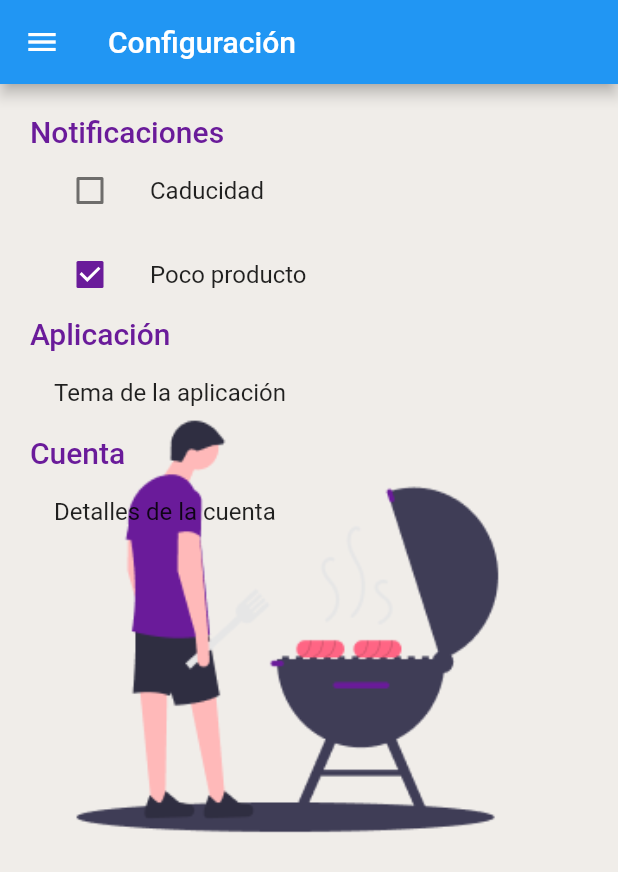
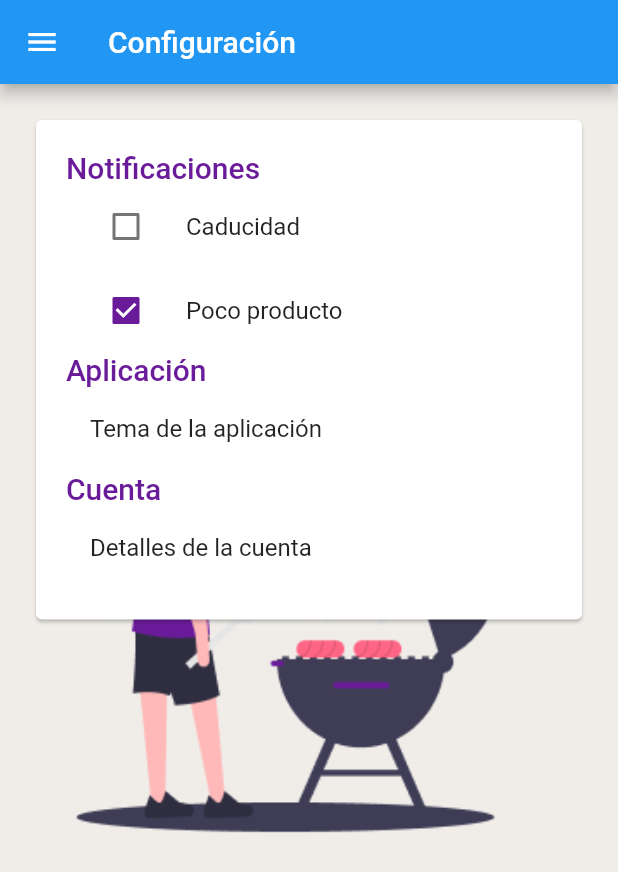
Before and after one commit to AlexMethod/kitchen_organizer_app, a Flutter app: the ConfiguracionPage screen opened by its route, on a phone screen of 412 x 824 dp. Shown: the top 872 px of the screen. Run offline on Flutter 3.47's test engine with Material 2 defaults, Android fonts, the light colour scheme and no system bars; our stand-ins replace cloud_firestore, firebase_core; accounts and stored records are empty.

Commit message:
Agregar card a Pantalla Configuracion

```diff
--- a/lib/pantallas/configuracion_page.dart
+++ b/lib/pantallas/configuracion_page.dart
@@ -22,6 +22,12 @@
         child: ListView(
           padding: EdgeInsets.all(20.0),
           children: <Widget>[
+            Card(
+              child: Container(
+                padding: EdgeInsets.all(20.0),
+                child: Column(
+                  crossAxisAlignment: CrossAxisAlignment.start,
+                  children: [
                     Text(
                       'Notificaciones',
                       style: Theme.of(context).textTheme.headline6,
@@ -68,6 +74,10 @@
                     ),
                   ],
                 ),
+              ),
+            ),
+          ],
+        ),
       )
     );
   }
```
Lines whose indentation alone changed are shown as unchanged.
